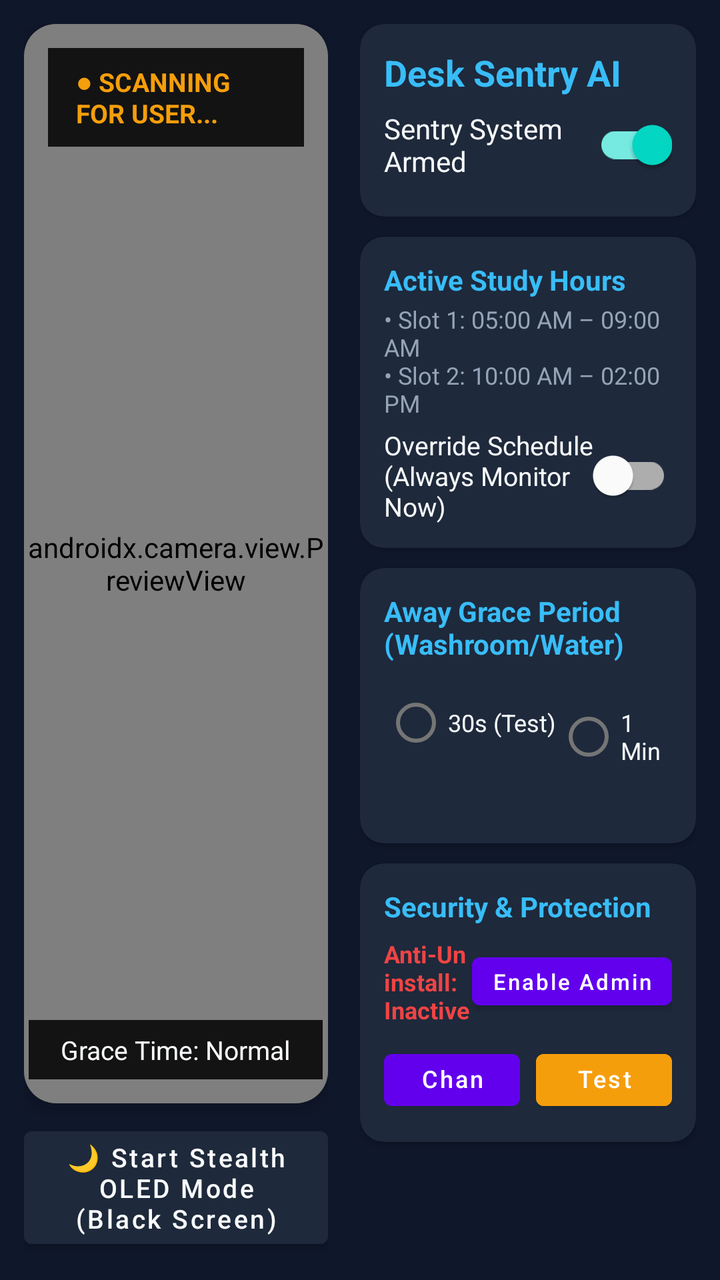
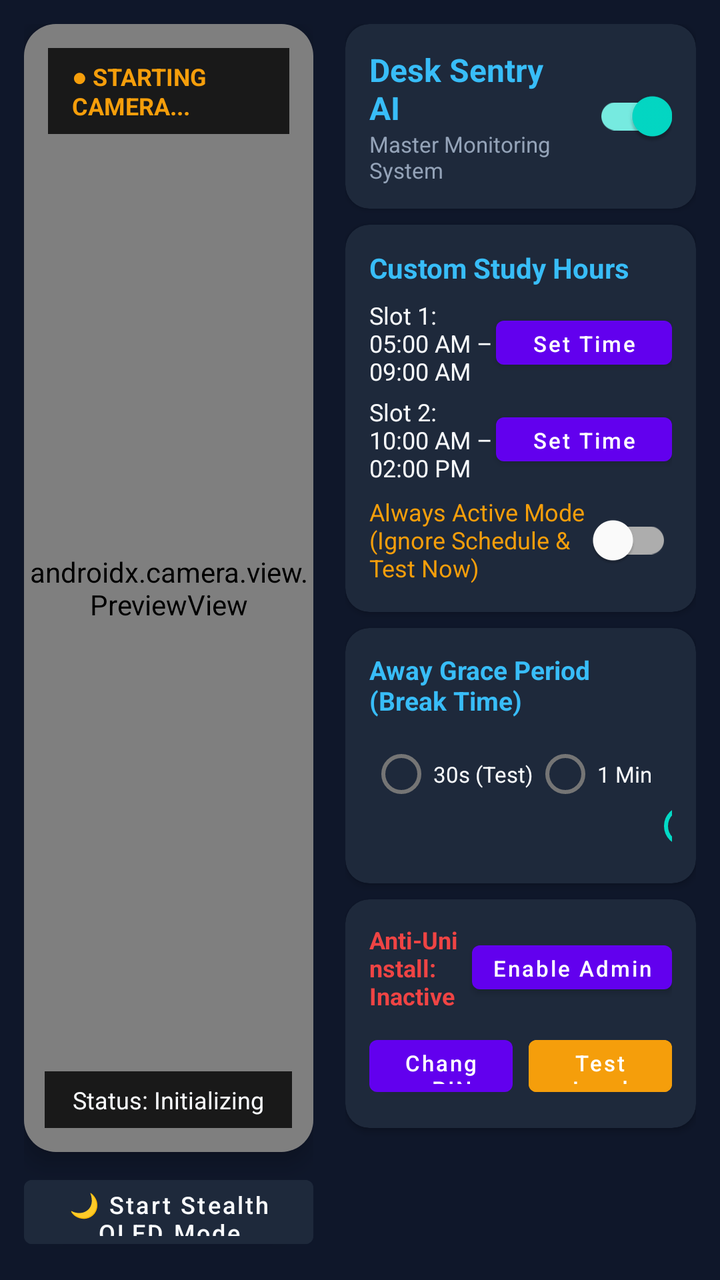

Compare the two renders of this Android layout. The source of the first and the diff that turns it into the second are given below.
<!-- AndroidManifest.xml: application theme Theme.DeskSentry -->
<!-- res/layout/activity_main.xml -->
<?xml version="1.0" encoding="utf-8"?>
<FrameLayout xmlns:android="http://schemas.android.com/apk/res/android"
    xmlns:app="http://schemas.android.com/apk/res-auto"
    android:layout_width="match_parent"
    android:layout_height="match_parent"
    android:background="@color/bg_dark">

    
    <LinearLayout
        android:id="@+id/dashboardLayout"
        android:layout_width="match_parent"
        android:layout_height="match_parent"
        android:orientation="horizontal"
        android:padding="12dp">

        
        <LinearLayout
            android:layout_width="0dp"
            android:layout_height="match_parent"
            android:layout_weight="1"
            android:orientation="vertical"
            android:paddingEnd="8dp">

            <androidx.cardview.widget.CardView
                android:layout_width="match_parent"
                android:layout_height="0dp"
                android:layout_weight="1"
                app:cardCornerRadius="16dp"
                app:cardBackgroundColor="@color/card_dark"
                app:cardElevation="4dp">

                <FrameLayout
                    android:layout_width="match_parent"
                    android:layout_height="match_parent">

                    <androidx.camera.view.PreviewView
                        android:id="@+id/previewView"
                        android:layout_width="match_parent"
                        android:layout_height="match_parent" />

                    
                    <TextView
                        android:id="@+id/tvLiveStatus"
                        android:layout_width="wrap_content"
                        android:layout_height="wrap_content"
                        android:layout_gravity="top|start"
                        android:layout_margin="12dp"
                        android:background="#D9000000"
                        android:paddingHorizontal="14dp"
                        android:paddingVertical="8dp"
                        android:text="● SCANNING FOR USER..."
                        android:textColor="@color/status_amber"
                        android:textSize="13sp"
                        android:textStyle="bold" />

                    
                    <TextView
                        android:id="@+id/tvCountdown"
                        android:layout_width="wrap_content"
                        android:layout_height="wrap_content"
                        android:layout_gravity="bottom|center_horizontal"
                        android:layout_marginBottom="12dp"
                        android:background="#D9000000"
                        android:paddingHorizontal="16dp"
                        android:paddingVertical="6dp"
                        android:text="Grace Time: Normal"
                        android:textColor="@color/text_white"
                        android:textSize="13sp" />
                </FrameLayout>
            </androidx.cardview.widget.CardView>

            
            <Button
                android:id="@+id/btnEnterStealth"
                android:layout_width="match_parent"
                android:layout_height="wrap_content"
                android:layout_marginTop="8dp"
                android:text="🌙 Start Stealth OLED Mode (Black Screen)"
                android:textAllCaps="false"
                android:textColor="@color/text_white"
                android:backgroundTint="@color/card_dark"
                android:textSize="13sp" />
        </LinearLayout>

        
        <ScrollView
            android:layout_width="0dp"
            android:layout_height="match_parent"
            android:layout_weight="1.1"
            android:paddingStart="8dp">

            <LinearLayout
                android:layout_width="match_parent"
                android:layout_height="wrap_content"
                android:orientation="vertical">

                
                <androidx.cardview.widget.CardView
                    android:layout_width="match_parent"
                    android:layout_height="wrap_content"
                    android:layout_marginBottom="10dp"
                    app:cardCornerRadius="12dp"
                    app:cardBackgroundColor="@color/card_dark">

                    <LinearLayout
                        android:layout_width="match_parent"
                        android:layout_height="wrap_content"
                        android:orientation="vertical"
                        android:padding="12dp">

                        <TextView
                            android:layout_width="wrap_content"
                            android:layout_height="wrap_content"
                            android:text="Desk Sentry AI"
                            android:textColor="@color/accent_blue"
                            android:textSize="18sp"
                            android:textStyle="bold" />

                        <com.google.android.material.switchmaterial.SwitchMaterial
                            android:id="@+id/switchMasterSentry"
                            android:layout_width="match_parent"
                            android:layout_height="wrap_content"
                            android:checked="true"
                            android:text="Sentry System Armed"
                            android:textColor="@color/text_white"
                            android:textSize="14sp" />
                    </LinearLayout>
                </androidx.cardview.widget.CardView>

                
                <androidx.cardview.widget.CardView
                    android:layout_width="match_parent"
                    android:layout_height="wrap_content"
                    android:layout_marginBottom="10dp"
                    app:cardCornerRadius="12dp"
                    app:cardBackgroundColor="@color/card_dark">

                    <LinearLayout
                        android:layout_width="match_parent"
                        android:layout_height="wrap_content"
                        android:orientation="vertical"
                        android:padding="12dp">

                        <TextView
                            android:layout_width="wrap_content"
                            android:layout_height="wrap_content"
                            android:text="Active Study Hours"
                            android:textColor="@color/accent_blue"
                            android:textSize="14sp"
                            android:textStyle="bold" />

                        <TextView
                            android:layout_width="wrap_content"
                            android:layout_height="wrap_content"
                            android:layout_marginTop="2dp"
                            android:text="• Slot 1: 05:00 AM – 09:00 AM\n• Slot 2: 10:00 AM – 02:00 PM"
                            android:textColor="@color/text_dim"
                            android:textSize="12sp" />

                        <com.google.android.material.switchmaterial.SwitchMaterial
                            android:id="@+id/switchAlwaysActive"
                            android:layout_width="match_parent"
                            android:layout_height="wrap_content"
                            android:layout_marginTop="4dp"
                            android:text="Override Schedule (Always Monitor Now)"
                            android:textColor="@color/text_white"
                            android:textSize="13sp" />
                    </LinearLayout>
                </androidx.cardview.widget.CardView>

                
                <androidx.cardview.widget.CardView
                    android:layout_width="match_parent"
                    android:layout_height="wrap_content"
                    android:layout_marginBottom="10dp"
                    app:cardCornerRadius="12dp"
                    app:cardBackgroundColor="@color/card_dark">

                    <LinearLayout
                        android:layout_width="match_parent"
                        android:layout_height="wrap_content"
                        android:orientation="vertical"
                        android:padding="12dp">

                        <TextView
                            android:layout_width="wrap_content"
                            android:layout_height="wrap_content"
                            android:text="Away Grace Period (Washroom/Water)"
                            android:textColor="@color/accent_blue"
                            android:textSize="14sp"
                            android:textStyle="bold" />

                        <RadioGroup
                            android:id="@+id/rgGracePeriod"
                            android:layout_width="match_parent"
                            android:layout_height="wrap_content"
                            android:orientation="horizontal"
                            android:layout_marginTop="6dp">

                            <RadioButton
                                android:id="@+id/rb30s"
                                android:layout_width="wrap_content"
                                android:layout_height="wrap_content"
                                android:text="30s (Test)"
                                android:textColor="@color/text_white"
                                android:textSize="12sp" />

                            <RadioButton
                                android:id="@+id/rb1m"
                                android:layout_width="wrap_content"
                                android:layout_height="wrap_content"
                                android:text="1 Min"
                                android:textColor="@color/text_white"
                                android:textSize="12sp" />

                            <RadioButton
                                android:id="@+id/rb3m"
                                android:layout_width="wrap_content"
                                android:layout_height="wrap_content"
                                android:checked="true"
                                android:text="3 Min"
                                android:textColor="@color/text_white"
                                android:textSize="12sp" />

                            <RadioButton
                                android:id="@+id/rb5m"
                                android:layout_width="wrap_content"
                                android:layout_height="wrap_content"
                                android:text="5 Min"
                                android:textColor="@color/text_white"
                                android:textSize="12sp" />
                        </RadioGroup>
                    </LinearLayout>
                </androidx.cardview.widget.CardView>

                
                <androidx.cardview.widget.CardView
                    android:layout_width="match_parent"
                    android:layout_height="wrap_content"
                    android:layout_marginBottom="10dp"
                    app:cardCornerRadius="12dp"
                    app:cardBackgroundColor="@color/card_dark">

                    <LinearLayout
                        android:layout_width="match_parent"
                        android:layout_height="wrap_content"
                        android:orientation="vertical"
                        android:padding="12dp">

                        <TextView
                            android:layout_width="wrap_content"
                            android:layout_height="wrap_content"
                            android:text="Security &amp; Protection"
                            android:textColor="@color/accent_blue"
                            android:textSize="14sp"
                            android:textStyle="bold" />

                        <LinearLayout
                            android:layout_width="match_parent"
                            android:layout_height="wrap_content"
                            android:orientation="horizontal"
                            android:gravity="center_vertical"
                            android:layout_marginTop="6dp">

                            <TextView
                                android:id="@+id/tvAdminStatus"
                                android:layout_width="0dp"
                                android:layout_height="wrap_content"
                                android:layout_weight="1"
                                android:text="Anti-Uninstall: Inactive"
                                android:textColor="@color/status_red"
                                android:textSize="12sp"
                                android:textStyle="bold" />

                            <Button
                                android:id="@+id/btnActivateAdmin"
                                android:layout_width="wrap_content"
                                android:layout_height="36dp"
                                android:text="Enable Admin"
                                android:textSize="11sp"
                                android:textAllCaps="false"
                                android:paddingHorizontal="10dp" />
                        </LinearLayout>

                        <LinearLayout
                            android:layout_width="match_parent"
                            android:layout_height="wrap_content"
                            android:orientation="horizontal"
                            android:layout_marginTop="8dp">

                            <Button
                                android:id="@+id/btnChangePin"
                                android:layout_width="0dp"
                                android:layout_height="38dp"
                                android:layout_weight="1"
                                android:text="Change PIN"
                                android:textSize="12sp"
                                android:textAllCaps="false"
                                android:layout_marginEnd="4dp" />

                            <Button
                                android:id="@+id/btnTestAlarm"
                                android:layout_width="0dp"
                                android:layout_height="38dp"
                                android:layout_weight="1"
                                android:text="Test Alarm Sound"
                                android:textSize="12sp"
                                android:textAllCaps="false"
                                android:layout_marginStart="4dp"
                                android:backgroundTint="@color/status_amber" />
                        </LinearLayout>
                    </LinearLayout>
                </androidx.cardview.widget.CardView>

            </LinearLayout>
        </ScrollView>
    </LinearLayout>

    
    <LinearLayout
        android:id="@+id/stealthOverlay"
        android:layout_width="match_parent"
        android:layout_height="match_parent"
        android:background="#000000"
        android:clickable="true"
        android:focusable="true"
        android:gravity="center"
        android:orientation="vertical"
        android:visibility="gone">

        <TextClock
            android:layout_width="wrap_content"
            android:layout_height="wrap_content"
            android:format12Hour="hh:mm a"
            android:format24Hour="HH:mm"
            android:textColor="#333333"
            android:textSize="44sp"
            android:textStyle="bold" />

        <TextView
            android:layout_width="wrap_content"
            android:layout_height="wrap_content"
            android:layout_marginTop="8dp"
            android:text="● Desk Sentry Armed (OLED Power Saver)"
            android:textColor="#333333"
            android:textSize="14sp" />

        <TextView
            android:layout_width="wrap_content"
            android:layout_height="wrap_content"
            android:layout_marginTop="16dp"
            android:text="Double tap anywhere to unlock / stop"
            android:textColor="#222222"
            android:textSize="12sp" />
    </LinearLayout>

</FrameLayout>
<!-- resources referenced by this layout -->
<resources>
  <color name="accent_blue">#38BDF8</color>
  <color name="bg_dark">#0F172A</color>
  <color name="card_dark">#1E293B</color>
  <color name="status_amber">#F59E0B</color>
  <color name="status_red">#EF4444</color>
  <color name="text_dim">#94A3B8</color>
  <color name="text_white">#F8FAFC</color>
  <style name="Theme.DeskSentry" parent="Theme.MaterialComponents.DayNight.NoActionBar">
          <item name="android:statusBarColor">@color/bg_dark</item>
          <item name="android:navigationBarColor">@color/bg_dark</item>
          <item name="android:windowBackground">@color/bg_dark</item>
      </style>
</resources>

<!-- the commit's change to res/layout/activity_main.xml (unified diff, before → after) -->
@@ -27,16 +27,18 @@
                 android:layout_weight="1"
                 app:cardCornerRadius="16dp"
                 app:cardBackgroundColor="@color/card_dark"
-                app:cardElevation="4dp">
+                app:cardElevation="6dp">
 
                 <FrameLayout
                     android:layout_width="match_parent"
                     android:layout_height="match_parent">
 
+                    
                     <androidx.camera.view.PreviewView
                         android:id="@+id/previewView"
                         android:layout_width="match_parent"
-                        android:layout_height="match_parent" />
+                        android:layout_height="match_parent"
+                        app:scaleType="fillCenter" />
 
                     
                     <TextView
@@ -45,12 +47,12 @@
                         android:layout_height="wrap_content"
                         android:layout_gravity="top|start"
                         android:layout_margin="12dp"
-                        android:background="#D9000000"
-                        android:paddingHorizontal="14dp"
-                        android:paddingVertical="8dp"
-                        android:text="● SCANNING FOR USER..."
+                        android:background="#CC000000"
+                        android:paddingHorizontal="12dp"
+                        android:paddingVertical="6dp"
+                        android:text="● STARTING CAMERA..."
                         android:textColor="@color/status_amber"
-                        android:textSize="13sp"
+                        android:textSize="12sp"
                         android:textStyle="bold" />
 
                     
@@ -60,12 +62,12 @@
                         android:layout_height="wrap_content"
                         android:layout_gravity="bottom|center_horizontal"
                         android:layout_marginBottom="12dp"
-                        android:background="#D9000000"
-                        android:paddingHorizontal="16dp"
+                        android:background="#CC000000"
+                        android:paddingHorizontal="14dp"
                         android:paddingVertical="6dp"
-                        android:text="Grace Time: Normal"
+                        android:text="Status: Initializing"
                         android:textColor="@color/text_white"
-                        android:textSize="13sp" />
+                        android:textSize="12sp" />
                 </FrameLayout>
             </androidx.cardview.widget.CardView>
 
@@ -73,20 +75,20 @@
             <Button
                 android:id="@+id/btnEnterStealth"
                 android:layout_width="match_parent"
-                android:layout_height="wrap_content"
+                android:layout_height="44dp"
                 android:layout_marginTop="8dp"
                 android:text="🌙 Start Stealth OLED Mode (Black Screen)"
                 android:textAllCaps="false"
                 android:textColor="@color/text_white"
                 android:backgroundTint="@color/card_dark"
-                android:textSize="13sp" />
+                android:textSize="12sp" />
         </LinearLayout>
 
         
         <ScrollView
             android:layout_width="0dp"
             android:layout_height="match_parent"
-            android:layout_weight="1.1"
+            android:layout_weight="1.2"
             android:paddingStart="8dp">
 
             <LinearLayout
@@ -98,32 +100,44 @@
                 <androidx.cardview.widget.CardView
                     android:layout_width="match_parent"
                     android:layout_height="wrap_content"
-                    android:layout_marginBottom="10dp"
+                    android:layout_marginBottom="8dp"
                     app:cardCornerRadius="12dp"
                     app:cardBackgroundColor="@color/card_dark">
 
                     <LinearLayout
                         android:layout_width="match_parent"
                         android:layout_height="wrap_content"
-                        android:orientation="vertical"
+                        android:orientation="horizontal"
+                        android:gravity="center_vertical"
                         android:padding="12dp">
 
-                        <TextView
-                            android:layout_width="wrap_content"
-                            android:layout_height="wrap_content"
-                            android:text="Desk Sentry AI"
-                            android:textColor="@color/accent_blue"
-                            android:textSize="18sp"
-                            android:textStyle="bold" />
+                        <LinearLayout
+                            android:layout_width="0dp"
+                            android:layout_height="wrap_content"
+                            android:layout_weight="1"
+                            android:orientation="vertical">
+
+                            <TextView
+                                android:layout_width="wrap_content"
+                                android:layout_height="wrap_content"
+                                android:text="Desk Sentry AI"
+                                android:textColor="@color/accent_blue"
+                                android:textSize="16sp"
+                                android:textStyle="bold" />
+
+                            <TextView
+                                android:layout_width="wrap_content"
+                                android:layout_height="wrap_content"
+                                android:text="Master Monitoring System"
+                                android:textColor="@color/text_dim"
+                                android:textSize="11sp" />
+                        </LinearLayout>
 
                         <com.google.android.material.switchmaterial.SwitchMaterial
                             android:id="@+id/switchMasterSentry"
-                            android:layout_width="match_parent"
-                            android:layout_height="wrap_content"
-                            android:checked="true"
-                            android:text="Sentry System Armed"
-                            android:textColor="@color/text_white"
-                            android:textSize="14sp" />
+                            android:layout_width="wrap_content"
+                            android:layout_height="wrap_content"
+                            android:checked="true" />
                     </LinearLayout>
                 </androidx.cardview.widget.CardView>
 
@@ -131,7 +145,7 @@
                 <androidx.cardview.widget.CardView
                     android:layout_width="match_parent"
                     android:layout_height="wrap_content"
-                    android:layout_marginBottom="10dp"
+                    android:layout_marginBottom="8dp"
                     app:cardCornerRadius="12dp"
                     app:cardBackgroundColor="@color/card_dark">
 
@@ -144,27 +158,74 @@
                         <TextView
                             android:layout_width="wrap_content"
                             android:layout_height="wrap_content"
-                            android:text="Active Study Hours"
+                            android:text="Custom Study Hours"
                             android:textColor="@color/accent_blue"
                             android:textSize="14sp"
                             android:textStyle="bold" />
 
-                        <TextView
-                            android:layout_width="wrap_content"
-                            android:layout_height="wrap_content"
-                            android:layout_marginTop="2dp"
-                            android:text="• Slot 1: 05:00 AM – 09:00 AM\n• Slot 2: 10:00 AM – 02:00 PM"
-                            android:textColor="@color/text_dim"
-                            android:textSize="12sp" />
-
+                        
+                        <LinearLayout
+                            android:layout_width="match_parent"
+                            android:layout_height="wrap_content"
+                            android:orientation="horizontal"
+                            android:gravity="center_vertical"
+                            android:layout_marginTop="6dp">
+
+                            <TextView
+                                android:id="@+id/tvSlot1Display"
+                                android:layout_width="0dp"
+                                android:layout_height="wrap_content"
+                                android:layout_weight="1"
+                                android:text="Slot 1: 05:00 AM – 09:00 AM"
+                                android:textColor="@color/text_white"
+                                android:textSize="12sp" />
+
+                            <Button
+                                android:id="@+id/btnEditSlot1"
+                                android:layout_width="wrap_content"
+                                android:layout_height="34dp"
+                                android:text="Set Time"
+                                android:textSize="11sp"
+                                android:textAllCaps="false"
+                                android:paddingHorizontal="10dp" />
+                        </LinearLayout>
+
+                        
+                        <LinearLayout
+                            android:layout_width="match_parent"
+                            android:layout_height="wrap_content"
+                            android:orientation="horizontal"
+                            android:gravity="center_vertical"
+                            android:layout_marginTop="4dp">
+
+                            <TextView
+                                android:id="@+id/tvSlot2Display"
+                                android:layout_width="0dp"
+                                android:layout_height="wrap_content"
+                                android:layout_weight="1"
+                                android:text="Slot 2: 10:00 AM – 02:00 PM"
+                                android:textColor="@color/text_white"
+                                android:textSize="12sp" />
+
+                            <Button
+                                android:id="@+id/btnEditSlot2"
+                                android:layout_width="wrap_content"
+                                android:layout_height="34dp"
+                                android:text="Set Time"
+                                android:textSize="11sp"
+                                android:textAllCaps="false"
+                                android:paddingHorizontal="10dp" />
+                        </LinearLayout>
+
+                        
                         <com.google.android.material.switchmaterial.SwitchMaterial
                             android:id="@+id/switchAlwaysActive"
                             android:layout_width="match_parent"
                             android:layout_height="wrap_content"
                             android:layout_marginTop="4dp"
-                            android:text="Override Schedule (Always Monitor Now)"
-                            android:textColor="@color/text_white"
-                            android:textSize="13sp" />
+                            android:text="Always Active Mode (Ignore Schedule &amp; Test Now)"
+                            android:textColor="@color/status_amber"
+                            android:textSize="12sp" />
                     </LinearLayout>
                 </androidx.cardview.widget.CardView>
 
@@ -172,7 +233,7 @@
                 <androidx.cardview.widget.CardView
                     android:layout_width="match_parent"
                     android:layout_height="wrap_content"
-                    android:layout_marginBottom="10dp"
+                    android:layout_marginBottom="8dp"
                     app:cardCornerRadius="12dp"
                     app:cardBackgroundColor="@color/card_dark">
 
@@ -185,9 +246,9 @@
                         <TextView
                             android:layout_width="wrap_content"
                             android:layout_height="wrap_content"
-                            android:text="Away Grace Period (Washroom/Water)"
+                            android:text="Away Grace Period (Break Time)"
                             android:textColor="@color/accent_blue"
-                            android:textSize="14sp"
+                            android:textSize="13sp"
                             android:textStyle="bold" />
 
                         <RadioGroup
@@ -195,7 +256,7 @@
                             android:layout_width="match_parent"
                             android:layout_height="wrap_content"
                             android:orientation="horizontal"
-                            android:layout_marginTop="6dp">
+                            android:layout_marginTop="4dp">
 
                             <RadioButton
                                 android:id="@+id/rb30s"
@@ -203,7 +264,7 @@
                                 android:layout_height="wrap_content"
                                 android:text="30s (Test)"
                                 android:textColor="@color/text_white"
-                                android:textSize="12sp" />
+                                android:textSize="11sp" />
 
                             <RadioButton
                                 android:id="@+id/rb1m"
@@ -211,7 +272,7 @@
                                 android:layout_height="wrap_content"
                                 android:text="1 Min"
                                 android:textColor="@color/text_white"
-                                android:textSize="12sp" />
+                                android:textSize="11sp" />
 
                             <RadioButton
                                 android:id="@+id/rb3m"
@@ -220,7 +281,7 @@
                                 android:checked="true"
                                 android:text="3 Min"
                                 android:textColor="@color/text_white"
-                                android:textSize="12sp" />
+                                android:textSize="11sp" />
 
                             <RadioButton
                                 android:id="@+id/rb5m"
@@ -228,7 +289,7 @@
                                 android:layout_height="wrap_content"
                                 android:text="5 Min"
                                 android:textColor="@color/text_white"
-                                android:textSize="12sp" />
+                                android:textSize="11sp" />
                         </RadioGroup>
                     </LinearLayout>
                 </androidx.cardview.widget.CardView>
@@ -237,7 +298,7 @@
                 <androidx.cardview.widget.CardView
                     android:layout_width="match_parent"
                     android:layout_height="wrap_content"
-                    android:layout_marginBottom="10dp"
+                    android:layout_marginBottom="8dp"
                     app:cardCornerRadius="12dp"
                     app:cardBackgroundColor="@color/card_dark">
 
@@ -247,20 +308,11 @@
                         android:orientation="vertical"
                         android:padding="12dp">
 
-                        <TextView
-                            android:layout_width="wrap_content"
-                            android:layout_height="wrap_content"
-                            android:text="Security &amp; Protection"
-                            android:textColor="@color/accent_blue"
-                            android:textSize="14sp"
-                            android:textStyle="bold" />
-
                         <LinearLayout
                             android:layout_width="match_parent"
                             android:layout_height="wrap_content"
                             android:orientation="horizontal"
-                            android:gravity="center_vertical"
-                            android:layout_marginTop="6dp">
+                            android:gravity="center_vertical">
 
                             <TextView
                                 android:id="@+id/tvAdminStatus"
@@ -275,7 +327,7 @@
                             <Button
                                 android:id="@+id/btnActivateAdmin"
                                 android:layout_width="wrap_content"
-                                android:layout_height="36dp"
+                                android:layout_height="34dp"
                                 android:text="Enable Admin"
                                 android:textSize="11sp"
                                 android:textAllCaps="false"
@@ -294,7 +346,7 @@
                                 android:layout_height="38dp"
                                 android:layout_weight="1"
                                 android:text="Change PIN"
-                                android:textSize="12sp"
+                                android:textSize="11sp"
                                 android:textAllCaps="false"
                                 android:layout_marginEnd="4dp" />
 
@@ -303,8 +355,8 @@
                                 android:layout_width="0dp"
                                 android:layout_height="38dp"
                                 android:layout_weight="1"
-                                android:text="Test Alarm Sound"
-                                android:textSize="12sp"
+                                android:text="Test Loud Alarm"
+                                android:textSize="11sp"
                                 android:textAllCaps="false"
                                 android:layout_marginStart="4dp"
                                 android:backgroundTint="@color/status_amber" />
@@ -334,7 +386,7 @@
             android:format12Hour="hh:mm a"
             android:format24Hour="HH:mm"
             android:textColor="#333333"
-            android:textSize="44sp"
+            android:textSize="48sp"
             android:textStyle="bold" />
 
         <TextView
@@ -349,7 +401,7 @@
             android:layout_width="wrap_content"
             android:layout_height="wrap_content"
             android:layout_marginTop="16dp"
-            android:text="Double tap anywhere to unlock / stop"
+            android:text="[ Double Tap anywhere to Unlock / Stop Alarm ]"
             android:textColor="#222222"
             android:textSize="12sp" />
     </LinearLayout>
